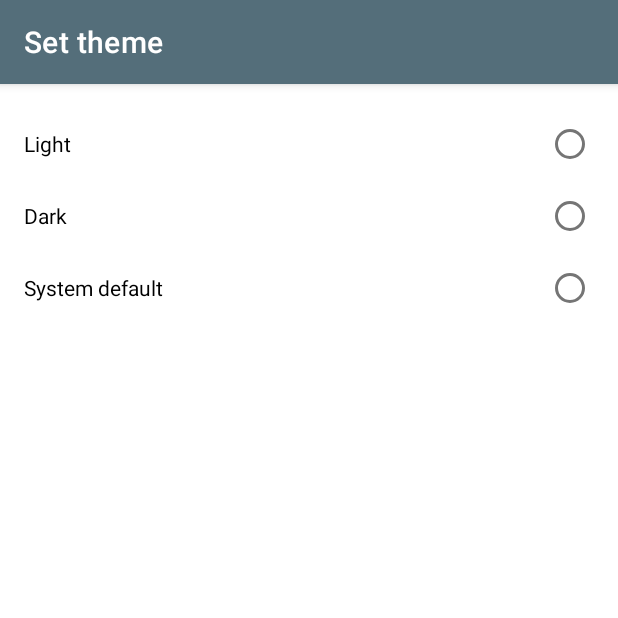
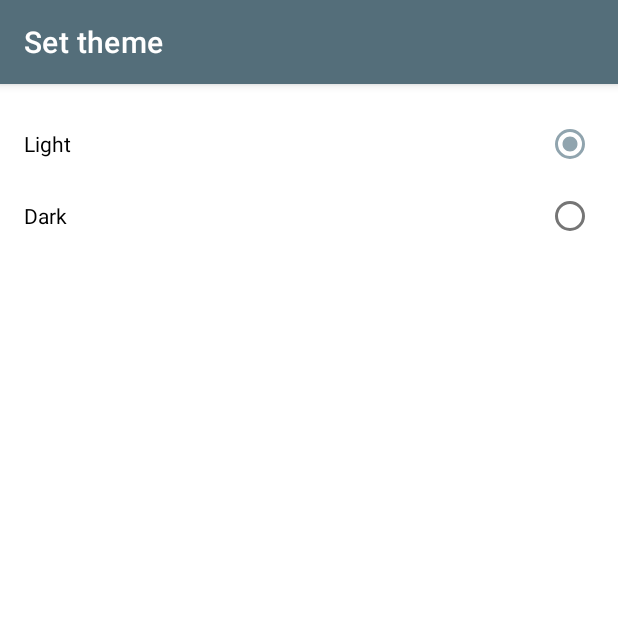
Before and after one commit to fadlan7/Android-Fundamental, an Android app: the screen it shows after launch (SettingActivity), after a tap on "Setting", on a phone screen of 412 x 824 dp, the top half of it. Run offline under Robolectric (Android 15) with nearby library versions, the phone set to English and light mode, and no system bars; libraries missing offline, so code that uses them is left out: cn.pedant; pictures from the network do not load.

Commit message:
Set dark theme with data store

```diff
--- a/app/build.gradle
+++ b/app/build.gradle
@@ -60,4 +60,10 @@ dependencies {
     implementation "androidx.viewpager2:viewpager2:1.0.0"
 
     implementation 'com.github.f0ris.sweetalert:library:1.6.2'
+
+    implementation "androidx.datastore:datastore-preferences:1.0.0"
+
+    implementation "androidx.lifecycle:lifecycle-viewmodel-ktx:2.4.1"
+
+    implementation "androidx.lifecycle:lifecycle-livedata-ktx:2.4.1"
 }
--- a/app/src/main/AndroidManifest.xml
+++ b/app/src/main/AndroidManifest.xml
@@ -12,7 +12,7 @@
         android:supportsRtl="true"
         android:theme="@style/Theme.GitHubUserApp">
         <activity
-            android:name=".ui.SettingActivity"
+            android:name=".ui.setting.SettingActivity"
             android:exported="false" />
         <activity
             android:name=".ui.SplashScreenActivity"
--- a/app/src/main/java/com/fadlan/githubuserapp/MainActivity.kt
+++ b/app/src/main/java/com/fadlan/githubuserapp/MainActivity.kt
@@ -13,11 +13,10 @@ import android.view.inputmethod.InputMethodManager
 import androidx.activity.viewModels
 import androidx.recyclerview.widget.GridLayoutManager
 import androidx.recyclerview.widget.LinearLayoutManager
-import androidx.recyclerview.widget.RecyclerView
 import com.fadlan.githubuserapp.databinding.ActivityMainBinding
 import cn.pedant.SweetAlert.SweetAlertDialog
 import com.fadlan.githubuserapp.ui.main.UserListAdapter
-import com.fadlan.githubuserapp.ui.SettingActivity
+import com.fadlan.githubuserapp.ui.setting.SettingActivity
 import com.fadlan.githubuserapp.ui.main.MainViewModel
 
 
--- /dev/null
+++ b/app/src/main/java/com/fadlan/githubuserapp/ui/setting/SettingActivity.kt
@@ -0,0 +1,57 @@
+package com.fadlan.githubuserapp.ui.setting
+
+import android.content.Context
+import androidx.appcompat.app.AppCompatActivity
+import android.os.Bundle
+import android.view.View
+import android.widget.CompoundButton
+import android.widget.RadioButton
+import android.widget.RadioGroup
+import androidx.appcompat.app.AppCompatDelegate
+import androidx.datastore.core.DataStore
+import androidx.datastore.preferences.core.Preferences
+import androidx.datastore.preferences.preferencesDataStore
+import androidx.lifecycle.ViewModelProvider
+import com.fadlan.githubuserapp.R
+import com.fadlan.githubuserapp.databinding.ActivitySettingBinding
+
+private val Context.dataStore: DataStore<Preferences> by preferencesDataStore(name = "theme_setting")
+
+class SettingActivity : AppCompatActivity() {
+
+    private lateinit var binding: ActivitySettingBinding
+
+    override fun onCreate(savedInstanceState: Bundle?) {
+        super.onCreate(savedInstanceState)
+        binding = ActivitySettingBinding.inflate(layoutInflater)
+        setContentView(binding.root)
+
+        supportActionBar?.title = "Set theme"
+
+        val pref = SettingPreferences.getInstance(dataStore)
+        val viewModel = ViewModelProvider(this, ViewModelFactory(pref))[
+                SettingViewModel::class.java
+        ]
+
+        viewModel.getThemeSettings().observe(
+            this, {
+                when (it) {
+                    1 -> {
+                        AppCompatDelegate.setDefaultNightMode(AppCompatDelegate.MODE_NIGHT_NO)
+                        binding.RbLight.isChecked = true
+                    }
+                    2 -> {
+                        AppCompatDelegate.setDefaultNightMode(AppCompatDelegate.MODE_NIGHT_YES)
+                        binding.RbDark.isChecked = true
+                    }
+                }
+            }
+        )
+        binding.RgTheme.setOnCheckedChangeListener { _, id ->
+            when(id){
+                binding.RbLight.id ->viewModel.saveThemeSetting(1)
+                binding.RbDark.id ->viewModel.saveThemeSetting(2)
+            }
+        }
+    }
+}
--- /dev/null
+++ b/app/src/main/java/com/fadlan/githubuserapp/ui/setting/SettingPreferences.kt
@@ -0,0 +1,38 @@
+package com.fadlan.githubuserapp.ui.setting
+
+import androidx.datastore.core.DataStore
+import androidx.datastore.preferences.core.Preferences
+import androidx.datastore.preferences.core.edit
+import androidx.datastore.preferences.core.intPreferencesKey
+import kotlinx.coroutines.flow.Flow
+import kotlinx.coroutines.flow.map
+
+class SettingPreferences private constructor(private val dataStore: DataStore<Preferences>) {
+
+    private val THEME_KEY = intPreferencesKey("theme_setting")
+
+    fun getThemeSetting(): Flow<Int> {
+        return dataStore.data.map { preferences ->
+            preferences[THEME_KEY] ?: 1
+        }
+    }
+
+    suspend fun saveThemeSetting(isDarkModeChecked: Int) {
+        dataStore.edit { preferences ->
+            preferences[THEME_KEY] = isDarkModeChecked
+        }
+    }
+
+    companion object {
+        @Volatile
+        private var INSTANCE: SettingPreferences? = null
+
+        fun getInstance(dataStore: DataStore<Preferences>): SettingPreferences {
+            return INSTANCE ?: synchronized(this) {
+                val instance = SettingPreferences(dataStore)
+                INSTANCE = instance
+                instance
+            }
+        }
+    }
+}
--- /dev/null
+++ b/app/src/main/java/com/fadlan/githubuserapp/ui/setting/SettingViewModel.kt
@@ -0,0 +1,20 @@
+package com.fadlan.githubuserapp.ui.setting
+
+import androidx.lifecycle.LiveData
+import androidx.lifecycle.ViewModel
+import androidx.lifecycle.asLiveData
+import androidx.lifecycle.viewModelScope
+import kotlinx.coroutines.launch
+
+class SettingViewModel(private val pref: SettingPreferences) : ViewModel() {
+
+    fun getThemeSettings(): LiveData<Int> {
+        return pref.getThemeSetting().asLiveData()
+    }
+
+    fun saveThemeSetting(isDarkModeChecked: Int) {
+        viewModelScope.launch {
+            pref.saveThemeSetting(isDarkModeChecked)
+        }
+    }
+}
--- /dev/null
+++ b/app/src/main/java/com/fadlan/githubuserapp/ui/setting/ViewModelFactory.kt
@@ -0,0 +1,18 @@
+package com.fadlan.githubuserapp.ui.setting
+
+import androidx.lifecycle.ViewModel
+import androidx.lifecycle.ViewModelProvider
+import java.lang.IllegalArgumentException
+
+class ViewModelFactory(private val pref: SettingPreferences) :
+    ViewModelProvider.NewInstanceFactory() {
+
+    @Suppress("UNCHECKED_CAST")
+    override fun <T : ViewModel> create(modelClass: Class<T>): T {
+        if (modelClass.isAssignableFrom(SettingViewModel::class.java)) {
+            return SettingViewModel(pref) as T
+        }
+
+        throw IllegalArgumentException("Unknown ViewModel class: " + modelClass.name)
+    }
+}
--- a/app/src/main/res/layout/activity_setting.xml
+++ b/app/src/main/res/layout/activity_setting.xml
@@ -3,7 +3,7 @@
     xmlns:tools="http://schemas.android.com/tools"
     android:layout_width="match_parent"
     android:layout_height="match_parent"
-    tools:context=".ui.SettingActivity">
+    tools:context=".ui.setting.SettingActivity">
 
     <RadioGroup
         android:layout_margin="8dp"
@@ -18,7 +18,6 @@
             android:layout_width="match_parent"
             android:layout_height="match_parent"
             android:layoutDirection="rtl"
-            android:onClick="onRadioButtonClicked"
             android:text="@string/Rb_light"/>
 
         <RadioButton
@@ -26,15 +25,6 @@
             android:layout_width="match_parent"
             android:layout_height="match_parent"
             android:layoutDirection="rtl"
-            android:onClick="onRadioButtonClicked"
             android:text="@string/Rb_Dark"/>
-
-        <RadioButton
-            android:id="@+id/RbSystemDef"
-            android:layout_width="match_parent"
-            android:layout_height="match_parent"
-            android:layoutDirection="rtl"
-            android:onClick="onRadioButtonClicked"
-            android:text="@string/system_default"/>
     </RadioGroup>
 </RelativeLayout>
```
Also changed, not shown: app/src/main/java/com/fadlan/githubuserapp/ui/SettingActivity.kt (deleted, +0 -53 lines).
